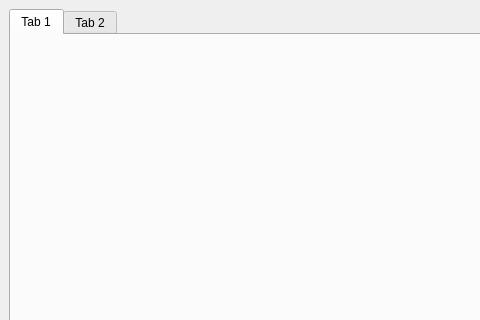
Before: the Qt Designer form ui/tileView.ui in zoriya/ComSquare, drawn with Qt 5; both pictures show x 0 to 480 and y 0 to 320 of the 577 by 478 pixel window.
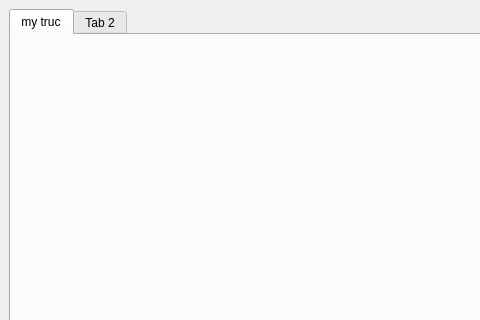
After: the same form once the commit is applied. Icons and pictures are not drawn.

What changed in the file:
```diff
--- a/ui/tileView.ui
+++ b/ui/tileView.ui
@@ -24,9 +24,12 @@
       <property name="currentIndex">
        <number>0</number>
       </property>
+      <property name="tabsClosable">
+       <bool>false</bool>
+      </property>
       <widget class="QWidget" name="tab">
        <attribute name="title">
-        <string>Tab 1</string>
+        <string>my truc</string>
        </attribute>
       </widget>
       <widget class="QWidget" name="tab_2">
```
Left out of the diff: 2 changed lines with no effect on the pictures.
